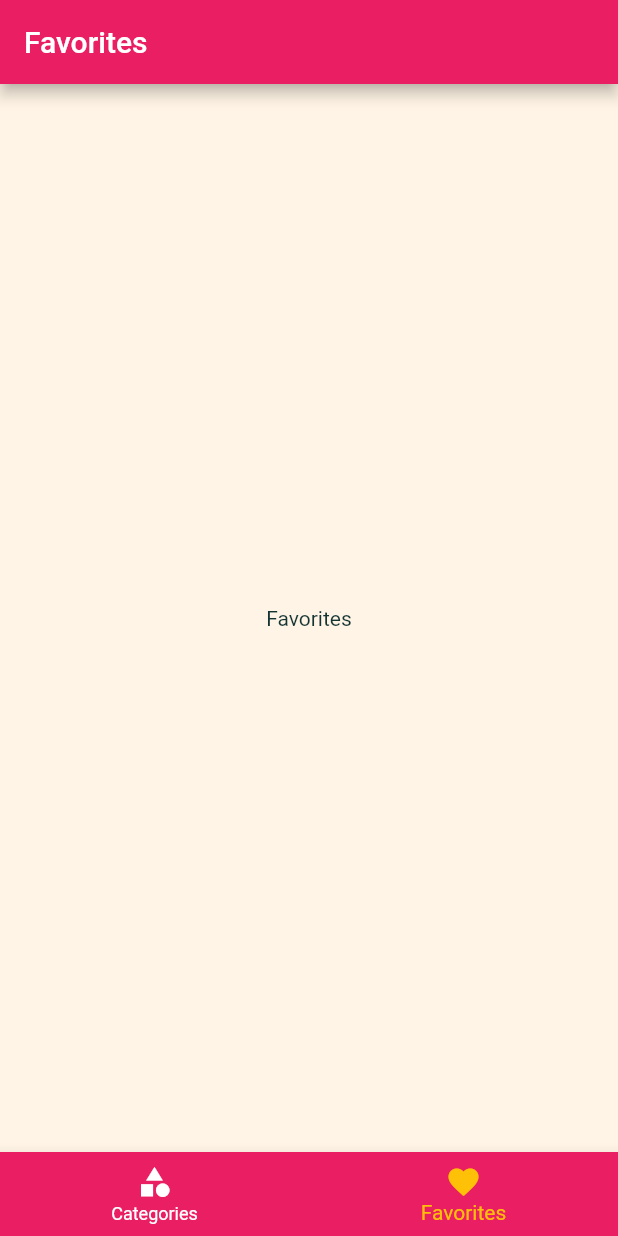
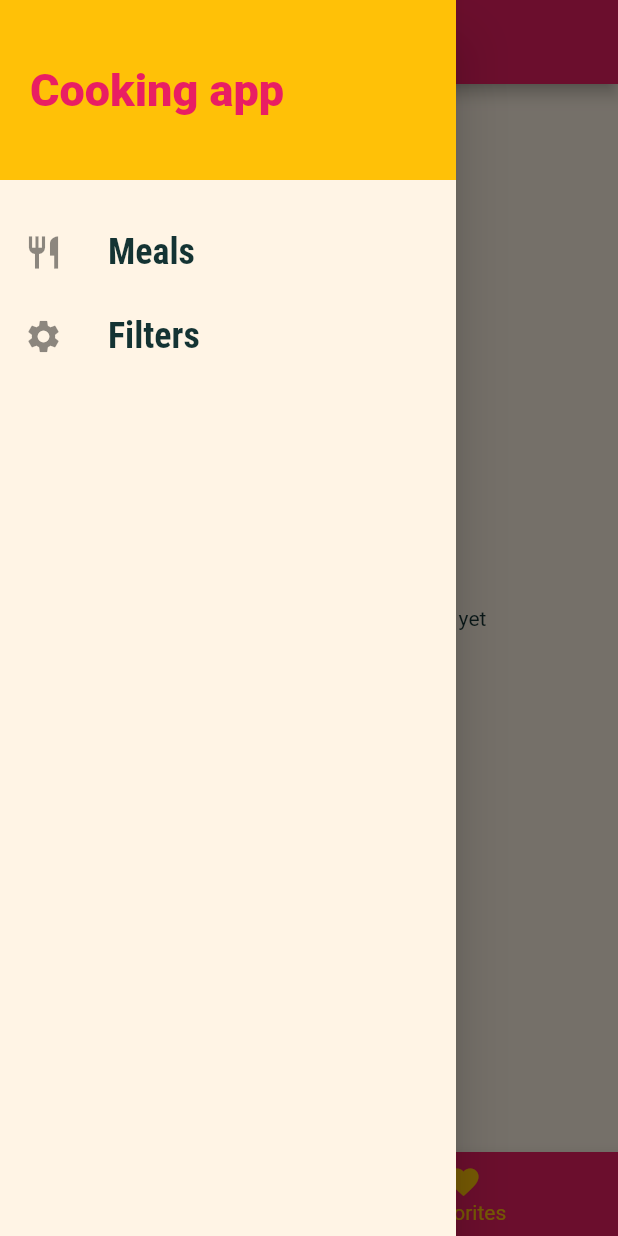
Before and after one commit to shortSparrow/learn_flutter, a Flutter app: the screen it shows after launch, item 2 of the bottom bar chosen, with the side drawer open (before the commit the screen has no drawer), on a phone screen of 412 x 824 dp. Run offline on Flutter 3.47's test engine with Material 2 defaults, Android fonts, the phone set to English and light mode, and no system bars; Roboto replaces fonts that are missing (Releway).

Commit message:
deliMeals final

```diff
--- a/deli_meals/lib/main.dart
+++ b/deli_meals/lib/main.dart
@@ -1,16 +1,76 @@
+import 'package:deli_meals/dummy_data.dart';
 import 'package:flutter/material.dart';
 
 import './screens/category_meals_screen.dart';
 import './screens/meal_details_screen.dart';
 import './screens/unknown_screen.dart';
 import './screens/tabs_screen.dart';
+import './screens/filters_screen.dart';
+import 'models/filters.dart';
+import 'models/meal.dart';
 
 void main() {
   runApp(const MyApp());
 }
 
-class MyApp extends StatelessWidget {
+class MyApp extends StatefulWidget {
   const MyApp({super.key});
+
+  @override
+  State<MyApp> createState() => _MyAppState();
+}
+
+class _MyAppState extends State<MyApp> {
+  Filters _filters = Filters();
+  List<Meal> _availableMeals = DUMMY_MEALS;
+  List<Meal> _favoriteMeals = [];
+
+  void setFilters(Filters filterData) {
+    setState(() {
+      _filters = filterData;
+      _availableMeals = DUMMY_MEALS.where((meal) {
+        if (!meal.isGlutenFree && _filters.gluten) {
+          return false;
+        }
+
+        if (!meal.isLactoseFree && _filters.lactose) {
+          return false;
+        }
+
+        if (!meal.isVegan && _filters.vegan) {
+          return false;
+        }
+
+        if (!meal.isVegetarian && _filters.vegetarian) {
+          return false;
+        }
+
+        return true;
+      }).toList();
+    });
+  }
+
+  void _toggleFavorite(String mealId) {
+    final existingIndex =
+        _favoriteMeals.indexWhere((element) => element.id == mealId);
+
+    if (existingIndex >= 0) {
+      setState(() {
+        _favoriteMeals.removeAt(existingIndex);
+      });
+    } else {
+      final newFavoriteMeal =
+          DUMMY_MEALS.firstWhere((element) => element.id == mealId);
+
+      setState(() {
+        _favoriteMeals.add(newFavoriteMeal);
+      });
+    }
+  }
+
+  bool _isMealFavorite(String mealId) {
+    return _favoriteMeals.any((element) => element.id == mealId);
+  }
 
   @override
   Widget build(BuildContext context) {
@@ -31,9 +91,15 @@ class MyApp extends StatelessWidget {
             .copyWith(secondary: Colors.amber),
       ),
       routes: {
-        '/': (context) => TabsScreen(),
-        CategoryMealsScreen.routeName: (context) => CategoryMealsScreen(),
-        MealDetailsScreen.routeName: (context) => MealDetailsScreen(),
+        '/': (context) => TabsScreen(favoritesMeal: _favoriteMeals),
+        CategoryMealsScreen.routeName: (context) =>
+            CategoryMealsScreen(availableMeals: _availableMeals),
+        MealDetailsScreen.routeName: (context) => MealDetailsScreen(
+              toggleFavorite: _toggleFavorite,
+              isMealFavorite: _isMealFavorite,
+            ),
+        FiltersScreen.routeName: (context) =>
+            FiltersScreen(filters: _filters, saveFilters: setFilters),
       },
       onGenerateRoute: (settings) =>
           MaterialPageRoute(builder: (context) => UnknownScreen()),
--- /dev/null
+++ b/deli_meals/lib/models/filters.dart
@@ -0,0 +1,13 @@
+class Filters {
+  final bool gluten;
+  final bool lactose;
+  final bool vegan;
+  final bool vegetarian;
+
+  Filters({
+    this.gluten = false,
+    this.lactose = false,
+    this.vegan = false,
+    this.vegetarian = false,
+  });
+}
--- a/deli_meals/lib/screens/favorites_meals_screen.dart
+++ b/deli_meals/lib/screens/favorites_meals_screen.dart
@@ -1,12 +1,32 @@
 import 'package:flutter/material.dart';
 
+import '../models/meal.dart';
+import '../widgets/meal_item.dart';
+
 class FavoritesMealsScreen extends StatelessWidget {
-  const FavoritesMealsScreen({super.key});
+  final List<Meal> favoritesMeal;
+
+  const FavoritesMealsScreen({super.key, required this.favoritesMeal});
 
   @override
   Widget build(BuildContext context) {
-    return const Center(
-      child: Text('Favorites'),
+    if(favoritesMeal.isEmpty) {
+ return const Center(
+      child: Text('You don\'t have any favorites meals yet'),
     );
+    } else {
+      return ListView.builder(
+        itemBuilder: (context, index) => MealItem(
+          id: favoritesMeal[index].id,
+          title: favoritesMeal[index].title,
+          duration: favoritesMeal[index].duration,
+          imageUrl: favoritesMeal[index].imageUrl,
+          complexity: favoritesMeal[index].complexity,
+          affordability: favoritesMeal[index].affordability,
+        ),
+        itemCount: favoritesMeal.length,
+      );
+    }
+
   }
 }
--- a/deli_meals/lib/screens/tabs_screen.dart
+++ b/deli_meals/lib/screens/tabs_screen.dart
@@ -1,22 +1,34 @@
+import 'package:deli_meals/widgets/main_drawer.dart';
 import 'package:flutter/material.dart';
 
+import '../models/meal.dart';
 import '../models/tabs_screen_page.dart';
 import './categories_screen.dart';
 import './favorites_meals_screen.dart';
 
 class TabsScreen extends StatefulWidget {
-  const TabsScreen({super.key});
+  final List<Meal> favoritesMeal;
+
+  const TabsScreen({super.key, required this.favoritesMeal});
 
   @override
   State<TabsScreen> createState() => _TabsScreenState();
 }
 
 class _TabsScreenState extends State<TabsScreen> {
-  final List<TabsScreenPage> _pages = [
-    TabsScreenPage(page: CategoriesScreen(), title: "Categories"),
-    TabsScreenPage(page: FavoritesMealsScreen(), title: "Favorites"),
-  ];
+  late final List<TabsScreenPage> _pages;
   int _selectedPageIndex = 0;
+
+  @override
+  void initState() {
+    _pages = [
+      TabsScreenPage(page: CategoriesScreen(), title: "Categories"),
+      TabsScreenPage(
+          page: FavoritesMealsScreen(favoritesMeal: widget.favoritesMeal),
+          title: "Favorites"),
+    ];
+    super.initState();
+  }
 
   void _selectPage(int index) {
     setState(() {
@@ -29,6 +41,7 @@ class _TabsScreenState extends State<TabsScreen> {
     return Scaffold(
       appBar: AppBar(title: Text(_pages[_selectedPageIndex].title)),
       body: _pages[_selectedPageIndex].page,
+      drawer: MainDrawer(),
       bottomNavigationBar: BottomNavigationBar(
         onTap: _selectPage,
         backgroundColor: Theme.of(context).colorScheme.primary,
--- a/deli_meals/lib/screens/unknown_screen.dart
+++ b/deli_meals/lib/screens/unknown_screen.dart
@@ -1,6 +1,4 @@
 import 'package:flutter/material.dart';
-import 'package:flutter/src/widgets/container.dart';
-import 'package:flutter/src/widgets/framework.dart';
 
 class UnknownScreen extends StatelessWidget {
   const UnknownScreen({super.key});
--- /dev/null
+++ b/deli_meals/lib/widgets/main_drawer.dart
@@ -0,0 +1,59 @@
+import 'package:flutter/material.dart';
+
+import '../screens/filters_screen.dart';
+
+class MainDrawer extends StatelessWidget {
+  const MainDrawer({super.key});
+
+  Widget _buildListTile(String title, IconData icon, Function tapHandler) {
+    return ListTile(
+      leading: Icon(
+        icon,
+        size: 26,
+      ),
+      title: Text(
+        title,
+        style: const TextStyle(
+            fontFamily: 'RobotoCondensed',
+            fontSize: 24,
+            fontWeight: FontWeight.bold),
+      ),
+      onTap: () => tapHandler(),
+    );
+  }
+
+  @override
+  Widget build(BuildContext context) {
+    return Drawer(
+      child: Column(
+        children: [
+          Container(
+            height: 120,
+            width: double.infinity,
+            padding: const EdgeInsets.all(20),
+            alignment: Alignment.centerLeft,
+            color: Theme.of(context).colorScheme.secondary,
+            child: Text(
+              'Cooking app',
+              style: TextStyle(
+                  fontWeight: FontWeight.w900,
+                  fontSize: 30,
+                  color: Theme.of(context).colorScheme.primary),
+            ),
+          ),
+          const SizedBox(height: 20),
+          _buildListTile(
+            'Meals',
+            Icons.restaurant,
+            () => Navigator.of(context).pushNamed('/'),
+          ),
+          _buildListTile(
+            'Filters',
+            Icons.settings,
+            () => Navigator.of(context).pushReplacementNamed(FiltersScreen.routeName),
+          ),
+        ],
+      ),
+    );
+  }
+}
```
Also changed, not shown: deli_meals/lib/screens/category_meals_screen.dart (+46 -19 lines), deli_meals/lib/screens/filters_screen.dart (added, +130 -0 lines), deli_meals/lib/screens/meal_details_screen.dart (+12 -2 lines), deli_meals/lib/widgets/meal_item.dart (+16 -9 lines), deli_meals/lib/widgets/scroll_without_glow.dart (renamed from deli_meals/lib/helpers/scroll_without_glow.dart).
